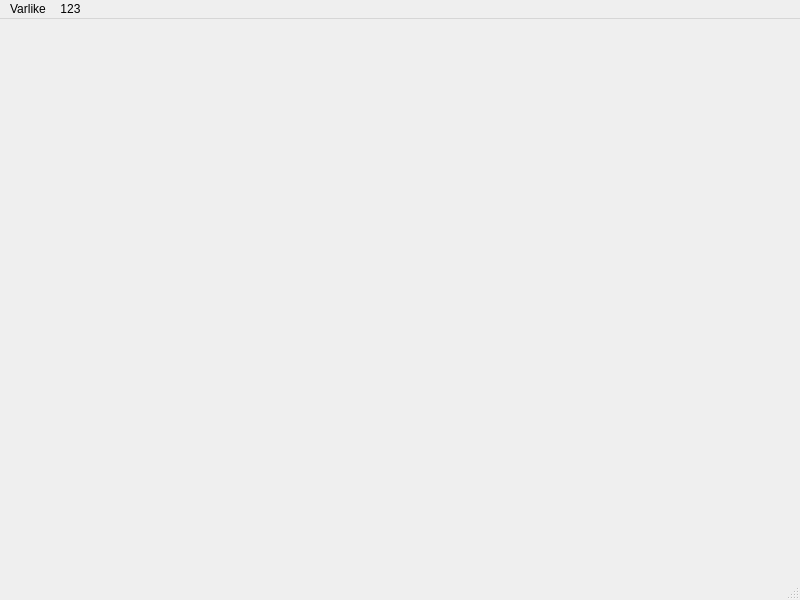
Before: the Qt Designer form mainwindow.ui in Varlike0013/OracleQtMES, drawn with Qt 5.
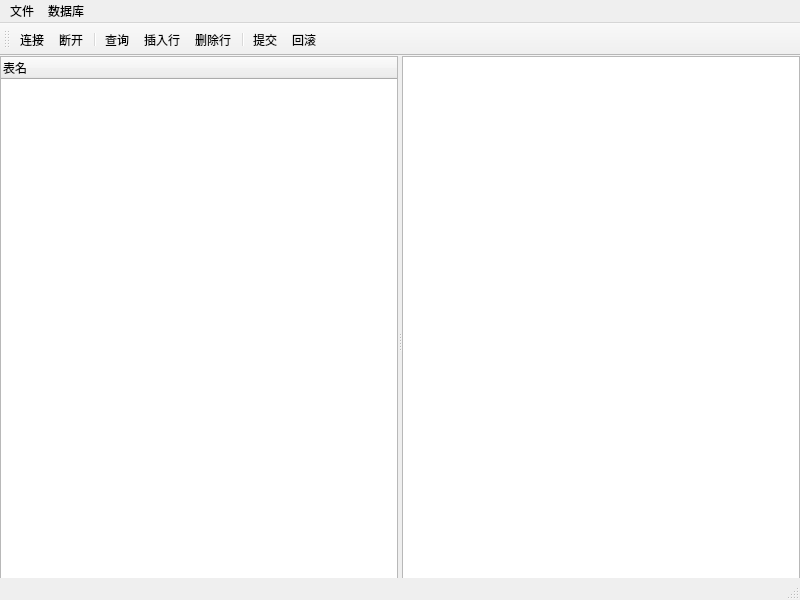
After: the same form once the commit is applied.

Diff of the .ui file:
```diff
--- a/mainwindow.ui
+++ b/mainwindow.ui
@@ -11,48 +11,140 @@
    </rect>
   </property>
   <property name="windowTitle">
-   <string>MainWindow</string>
+   <string>数据库浏览器</string>
   </property>
-  <widget class="QWidget" name="centralwidget"/>
+  <widget class="QWidget" name="centralwidget">
+   <widget class="QSplitter" name="splitter">
+    <property name="geometry">
+     <rect>
+      <x>0</x>
+      <y>0</y>
+      <width>800</width>
+      <height>570</height>
+     </rect>
+    </property>
+    <property name="orientation">
+     <enum>Qt::Orientation::Horizontal</enum>
+    </property>
+    <widget class="QTreeWidget" name="treeTables">
+     <column>
+      <property name="text">
+       <string>表名</string>
+      </property>
+     </column>
+    </widget>
+    <widget class="QTableView" name="tableView">
+     <property name="alternatingRowColors">
+      <bool>true</bool>
+     </property>
+     <attribute name="verticalHeaderVisible">
+      <bool>false</bool>
+     </attribute>
+    </widget>
+   </widget>
+  </widget>
   <widget class="QMenuBar" name="menubar">
    <property name="geometry">
     <rect>
      <x>0</x>
      <y>0</y>
      <width>800</width>
-     <height>21</height>
+     <height>20</height>
     </rect>
    </property>
-   <widget class="QMenu" name="menuVarlike">
+   <widget class="QMenu" name="menuFile">
     <property name="title">
-     <string>Varlike</string>
+     <string>文件</string>
     </property>
+    <addaction name="actionExit"/>
    </widget>
-   <widget class="QMenu" name="menu123">
+   <widget class="QMenu" name="menuDatabase">
     <property name="title">
-     <string>123</string>
+     <string>数据库</string>
     </property>
-    <addaction name="action1"/>
-    <addaction name="action2"/>
-    <addaction name="action3"/>
+    <addaction name="actionConnect"/>
+    <addaction name="actionDisconnect"/>
    </widget>
-   <addaction name="menuVarlike"/>
-   <addaction name="menu123"/>
+   <addaction name="menuFile"/>
+   <addaction name="menuDatabase"/>
+  </widget>
+  <widget class="QToolBar" name="toolBar">
+   <property name="windowTitle">
+    <string>工具栏</string>
+   </property>
+   <attribute name="toolBarArea">
+    <enum>TopToolBarArea</enum>
+   </attribute>
+   <attribute name="toolBarBreak">
+    <bool>false</bool>
+   </attribute>
+   <addaction name="actionConnect"/>
+   <addaction name="actionDisconnect"/>
+   <addaction name="separator"/>
+   <addaction name="actionQuery"/>
+   <addaction name="actionInsertRow"/>
+   <addaction name="actionDeleteRow"/>
+   <addaction name="separator"/>
+   <addaction name="actionSubmit"/>
+   <addaction name="actionRevert"/>
   </widget>
   <widget class="QStatusBar" name="statusbar"/>
-  <action name="action1">
+  <action name="actionExit">
    <property name="text">
-    <string>1</string>
+    <string>退出</string>
    </property>
+   <property name="shortcut">
+    <string>Ctrl+Q</string>
+   </property>
   </action>
-  <action name="action2">
+  <action name="actionConnect">
    <property name="text">
-    <string>2</string>
+    <string>连接</string>
    </property>
+   <property name="toolTip">
+    <string>连接到数据库</string>
+   </property>
   </action>
-  <action name="action3">
+  <action name="actionDisconnect">
    <property name="text">
-    <string>3</string>
+    <string>断开</string>
+   </property>
+   <property name="toolTip">
+    <string>断开数据库</string>
+   </property>
+  </action>
+  <action name="actionQuery">
+   <property name="text">
+    <string>查询</string>
+   </property>
+   <property name="toolTip">
+    <string>执行SQL查询</string>
+   </property>
+  </action>
+  <action name="actionInsertRow">
+   <property name="text">
+    <string>插入行</string>
+   </property>
+  </action>
+  <action name="actionDeleteRow">
+   <property name="text">
+    <string>删除行</string>
+   </property>
+  </action>
+  <action name="actionSubmit">
+   <property name="text">
+    <string>提交</string>
+   </property>
+   <property name="toolTip">
+    <string>提交所有更改</string>
+   </property>
+  </action>
+  <action name="actionRevert">
+   <property name="text">
+    <string>回滚</string>
+   </property>
+   <property name="toolTip">
+    <string>撤销所有更改</string>
    </property>
   </action>
  </widget>
```
Left out of the diff: 19 changed lines with no effect on the pictures.
